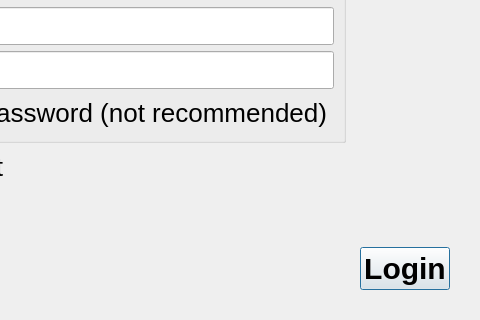
The window that src/gui/qt/gui_800x480/internetgamelogindialog_800x480.ui (pokerth/pokerth) describes before a commit, drawn with Qt 5; both pictures show x 320 to 800 and y 104 to 424 of the 800 by 424 pixel window.
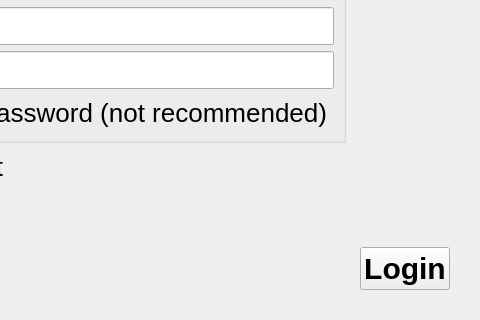
The same window after the commit.

Diff of the .ui file:
```diff
--- a/src/gui/qt/gui_800x480/internetgamelogindialog_800x480.ui
+++ b/src/gui/qt/gui_800x480/internetgamelogindialog_800x480.ui
@@ -131,6 +131,9 @@
        <property name="text">
         <string>Login</string>
        </property>
+       <property name="autoDefault">
+        <bool>false</bool>
+       </property>
       </widget>
      </item>
     </layout>
```
Left out of the diff: 6 changed lines with no effect on the pictures.
